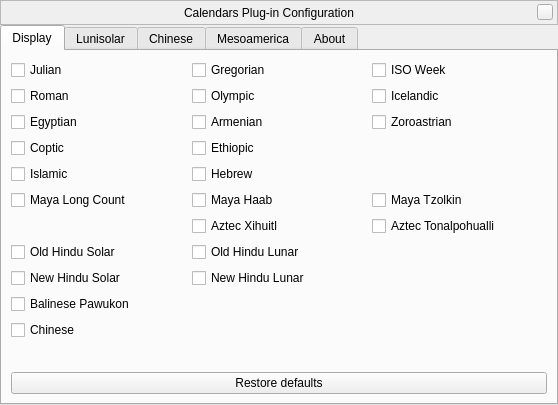
Old version of the form plugins/Calendars/src/gui/calendarsDialog.ui in the repository Stellarium/stellarium.
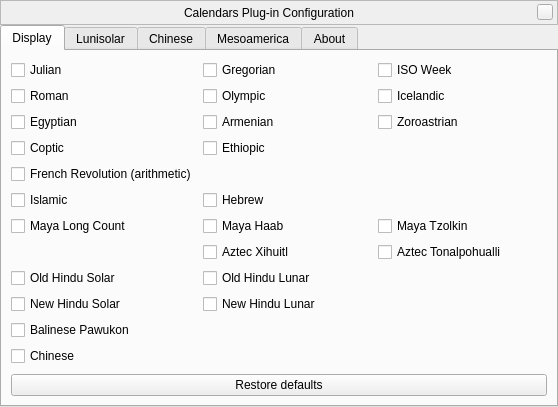
New version of the form. Icons and pictures are not drawn. Custom widgets are drawn as their Qt base class.

Commit message: Add French Revolution calendar (arithmetic version)

```diff
--- a/plugins/Calendars/src/gui/calendarsDialog.ui
+++ b/plugins/Calendars/src/gui/calendarsDialog.ui
@@ -147,10 +147,10 @@
       <layout class="QVBoxLayout" name="verticalLayout_3">
        <item>
         <layout class="QGridLayout" name="gridLayout">
-         <item row="7" column="0">
-          <widget class="QCheckBox" name="oldHinduSolarCheckBox">
+         <item row="3" column="1">
+          <widget class="QCheckBox" name="ethiopicCheckBox">
            <property name="text">
-            <string>Old Hindu Solar</string>
+            <string comment="calendar">Ethiopic</string>
            </property>
           </widget>
          </item>
@@ -161,24 +161,31 @@
            </property>
           </widget>
          </item>
+         <item row="10" column="0">
+          <widget class="QCheckBox" name="balineseCheckBox">
+           <property name="text">
+            <string comment="calendar">Balinese Pawukon</string>
+           </property>
+          </widget>
+         </item>
          <item row="6" column="2">
-          <widget class="QCheckBox" name="aztecTonalpohualliCheckBox">
+          <widget class="QCheckBox" name="mayaTzolkinCheckBox">
            <property name="text">
-            <string comment="calendar">Aztec Tonalpohualli</string>
+            <string comment="calendar">Maya Tzolkin</string>
            </property>
           </widget>
          </item>
-         <item row="1" column="1">
-          <widget class="QCheckBox" name="olympicCheckBox">
+         <item row="0" column="2">
+          <widget class="QCheckBox" name="isoCheckBox">
            <property name="text">
-            <string comment="calendar">Olympic</string>
+            <string comment="calendar">ISO Week</string>
            </property>
           </widget>
          </item>
-         <item row="6" column="1">
-          <widget class="QCheckBox" name="aztecXihuitlCheckBox">
+         <item row="9" column="1">
+          <widget class="QCheckBox" name="newHinduLunarCheckBox">
            <property name="text">
-            <string comment="calendar">Aztec Xihuitl</string>
+            <string>New Hindu Lunar</string>
            </property>
           </widget>
          </item>
@@ -189,45 +196,17 @@
            </property>
           </widget>
          </item>
-         <item row="2" column="2">
-          <widget class="QCheckBox" name="zoroastrianCheckBox">
-           <property name="text">
-            <string comment="calendar">Zoroastrian</string>
-           </property>
-          </widget>
-         </item>
-         <item row="4" column="1">
+         <item row="5" column="1">
           <widget class="QCheckBox" name="hebrewCheckBox">
            <property name="text">
             <string comment="calendar">Hebrew</string>
            </property>
           </widget>
          </item>
-         <item row="2" column="0">
-          <widget class="QCheckBox" name="egyptianCheckBox">
+         <item row="7" column="2">
+          <widget class="QCheckBox" name="aztecTonalpohualliCheckBox">
            <property name="text">
-            <string comment="calendar">Egyptian</string>
-           </property>
-          </widget>
-         </item>
-         <item row="0" column="1">
-          <widget class="QCheckBox" name="gregorianCheckBox">
-           <property name="text">
-            <string comment="calendar">Gregorian</string>
-           </property>
-          </widget>
-         </item>
-         <item row="4" column="0">
-          <widget class="QCheckBox" name="islamicCheckBox">
-           <property name="text">
-            <string comment="calendar">Islamic</string>
-           </property>
-          </widget>
-         </item>
-         <item row="5" column="1">
-          <widget class="QCheckBox" name="mayaHaabCheckBox">
-           <property name="text">
-            <string comment="calendar">Maya Haab</string>
+            <string comment="calendar">Aztec Tonalpohualli</string>
            </property>
           </widget>
          </item>
@@ -238,45 +217,45 @@
            </property>
           </widget>
          </item>
-         <item row="0" column="2">
-          <widget class="QCheckBox" name="isoCheckBox">
+         <item row="2" column="2">
+          <widget class="QCheckBox" name="zoroastrianCheckBox">
            <property name="text">
-            <string comment="calendar">ISO Week</string>
+            <string comment="calendar">Zoroastrian</string>
            </property>
           </widget>
          </item>
          <item row="9" column="0">
-          <widget class="QCheckBox" name="balineseCheckBox">
+          <widget class="QCheckBox" name="newHinduSolarCheckBox">
            <property name="text">
-            <string comment="calendar">Balinese Pawukon</string>
-           </property>
-          </widget>
-         </item>
-         <item row="3" column="1">
-          <widget class="QCheckBox" name="ethiopicCheckBox">
-           <property name="text">
-            <string comment="calendar">Ethiopic</string>
+            <string>New Hindu Solar</string>
            </property>
           </widget>
          </item>
          <item row="7" column="1">
-          <widget class="QCheckBox" name="oldHinduLunarCheckBox">
+          <widget class="QCheckBox" name="aztecXihuitlCheckBox">
            <property name="text">
-            <string>Old Hindu Lunar</string>
+            <string comment="calendar">Aztec Xihuitl</string>
            </property>
           </widget>
          </item>
-         <item row="10" column="0">
-          <widget class="QCheckBox" name="chineseCheckBox">
+         <item row="8" column="0">
+          <widget class="QCheckBox" name="oldHinduSolarCheckBox">
            <property name="text">
-            <string comment="calendar">Chinese</string>
+            <string>Old Hindu Solar</string>
            </property>
           </widget>
          </item>
-         <item row="5" column="2">
-          <widget class="QCheckBox" name="mayaTzolkinCheckBox">
+         <item row="6" column="1">
+          <widget class="QCheckBox" name="mayaHaabCheckBox">
            <property name="text">
-            <string comment="calendar">Maya Tzolkin</string>
+            <string comment="calendar">Maya Haab</string>
+           </property>
+          </widget>
+         </item>
+         <item row="1" column="1">
+          <widget class="QCheckBox" name="olympicCheckBox">
+           <property name="text">
+            <string comment="calendar">Olympic</string>
            </property>
           </widget>
          </item>
@@ -287,6 +266,27 @@
            </property>
           </widget>
          </item>
+         <item row="11" column="0">
+          <widget class="QCheckBox" name="chineseCheckBox">
+           <property name="text">
+            <string comment="calendar">Chinese</string>
+           </property>
+          </widget>
+         </item>
+         <item row="5" column="0">
+          <widget class="QCheckBox" name="islamicCheckBox">
+           <property name="text">
+            <string comment="calendar">Islamic</string>
+           </property>
+          </widget>
+         </item>
+         <item row="8" column="1">
+          <widget class="QCheckBox" name="oldHinduLunarCheckBox">
+           <property name="text">
+            <string>Old Hindu Lunar</string>
+           </property>
+          </widget>
+         </item>
          <item row="1" column="2">
           <widget class="QCheckBox" name="icelandicCheckBox">
            <property name="text">
@@ -294,24 +294,31 @@
            </property>
           </widget>
          </item>
-         <item row="5" column="0">
+         <item row="6" column="0">
           <widget class="QCheckBox" name="mayaLCCheckBox">
            <property name="text">
             <string comment="calendar">Maya Long Count</string>
            </property>
           </widget>
          </item>
-         <item row="8" column="0">
-          <widget class="QCheckBox" name="newHinduSolarCheckBox">
+         <item row="2" column="0">
+          <widget class="QCheckBox" name="egyptianCheckBox">
            <property name="text">
-            <string>New Hindu Solar</string>
+            <string comment="calendar">Egyptian</string>
            </property>
           </widget>
          </item>
-         <item row="8" column="1">
-          <widget class="QCheckBox" name="newHinduLunarCheckBox">
+         <item row="0" column="1">
+          <widget class="QCheckBox" name="gregorianCheckBox">
            <property name="text">
-            <string>New Hindu Lunar</string>
+            <string comment="calendar">Gregorian</string>
+           </property>
+          </widget>
+         </item>
+         <item row="4" column="0">
+          <widget class="QCheckBox" name="frenchArithmeticCheckBox">
+           <property name="text">
+            <string>French Revolution (arithmetic)</string>
            </property>
           </widget>
          </item>
```
The commit also changes 12 other files.
